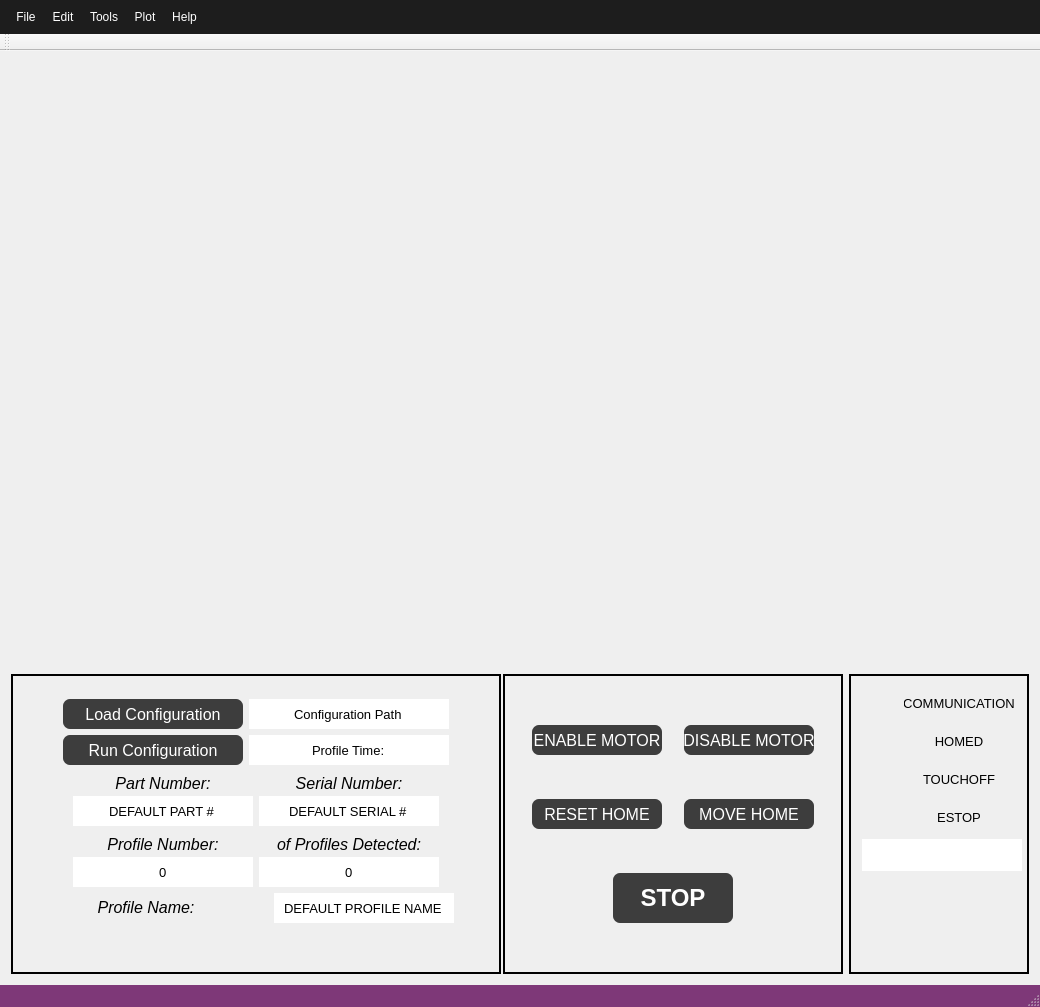
dmherrington/ECM-Control-System, file src/ECM_gui/ECM_controller_gui.ui: the form before one commit.
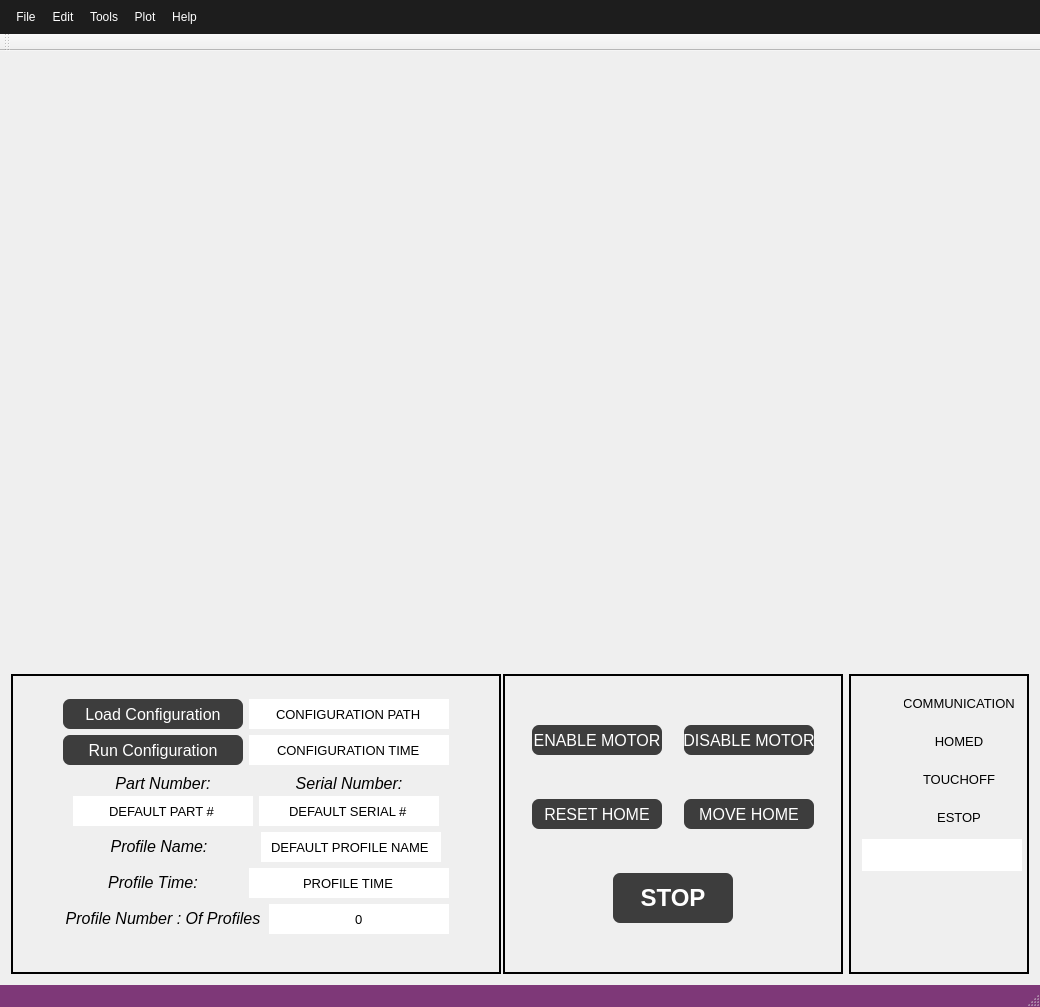
The form after the commit. Custom widgets are drawn as their Qt base class.

```diff
--- a/src/ECM_gui/ECM_controller_gui.ui
+++ b/src/ECM_gui/ECM_controller_gui.ui
@@ -179,7 +179,7 @@
       <property name="lineWidth">
        <number>2</number>
       </property>
-      <layout class="QGridLayout" name="gridLayout_2">
+      <layout class="QGridLayout" name="gridLayout_7">
        <item row="0" column="0">
         <layout class="QHBoxLayout" name="horizontalLayout_8">
          <property name="leftMargin">
@@ -276,11 +276,14 @@
                 <string extracomment="Number associated with the part and accompanying logging directory."/>
                </property>
                <property name="text">
-                <string>Configuration Path</string>
+                <string>CONFIGURATION PATH</string>
                </property>
                <property name="alignment">
                 <set>Qt::AlignCenter</set>
                </property>
+               <property name="readOnly">
+                <bool>true</bool>
+               </property>
               </widget>
              </item>
             </layout>
@@ -354,11 +357,14 @@
                 <string extracomment="Number associated with the part and accompanying logging directory."/>
                </property>
                <property name="text">
-                <string>Profile Time:</string>
+                <string>CONFIGURATION TIME</string>
                </property>
                <property name="alignment">
                 <set>Qt::AlignCenter</set>
                </property>
+               <property name="readOnly">
+                <bool>true</bool>
+               </property>
               </widget>
              </item>
             </layout>
@@ -396,8 +402,6 @@
           </spacer>
          </item>
          <item>
-          <layout class="QVBoxLayout" name="verticalLayout_8">
-           <item>
             <layout class="QHBoxLayout" name="horizontalLayout_3">
              <item>
               <layout class="QVBoxLayout" name="verticalLayout_4">
@@ -560,176 +564,6 @@
             </layout>
            </item>
            <item>
-            <layout class="QHBoxLayout" name="horizontalLayout_4">
-             <item>
-              <layout class="QVBoxLayout" name="verticalLayout_6">
-               <property name="spacing">
-                <number>0</number>
-               </property>
-               <item>
-                <widget class="QLabel" name="label_PartNumber_3">
-                 <property name="sizePolicy">
-                  <sizepolicy hsizetype="Fixed" vsizetype="Fixed">
-                   <horstretch>0</horstretch>
-                   <verstretch>0</verstretch>
-                  </sizepolicy>
-                 </property>
-                 <property name="minimumSize">
-                  <size>
-                   <width>180</width>
-                   <height>25</height>
-                  </size>
-                 </property>
-                 <property name="maximumSize">
-                  <size>
-                   <width>180</width>
-                   <height>25</height>
-                  </size>
-                 </property>
-                 <property name="font">
-                  <font>
-                   <pointsize>12</pointsize>
-                   <weight>50</weight>
-                   <italic>true</italic>
-                   <bold>false</bold>
-                  </font>
-                 </property>
-                 <property name="text">
-                  <string>Profile Number:</string>
-                 </property>
-                 <property name="alignment">
-                  <set>Qt::AlignCenter</set>
-                 </property>
-                </widget>
-               </item>
-               <item>
-                <widget class="QLineEdit" name="lineEdit_ExecutingProfileNumber">
-                 <property name="sizePolicy">
-                  <sizepolicy hsizetype="Fixed" vsizetype="Fixed">
-                   <horstretch>0</horstretch>
-                   <verstretch>0</verstretch>
-                  </sizepolicy>
-                 </property>
-                 <property name="minimumSize">
-                  <size>
-                   <width>180</width>
-                   <height>30</height>
-                  </size>
-                 </property>
-                 <property name="maximumSize">
-                  <size>
-                   <width>180</width>
-                   <height>30</height>
-                  </size>
-                 </property>
-                 <property name="font">
-                  <font>
-                   <pointsize>10</pointsize>
-                  </font>
-                 </property>
-                 <property name="toolTip">
-                  <string extracomment="Number associated with the part and accompanying logging directory."/>
-                 </property>
-                 <property name="statusTip">
-                  <string extracomment="Number associated with the part and accompanying logging directory."/>
-                 </property>
-                 <property name="text">
-                  <string>0</string>
-                 </property>
-                 <property name="alignment">
-                  <set>Qt::AlignCenter</set>
-                 </property>
-                </widget>
-               </item>
-              </layout>
-             </item>
-             <item>
-              <layout class="QVBoxLayout" name="verticalLayout_7">
-               <property name="spacing">
-                <number>0</number>
-               </property>
-               <item>
-                <widget class="QLabel" name="label_PartNumber_4">
-                 <property name="sizePolicy">
-                  <sizepolicy hsizetype="Fixed" vsizetype="Fixed">
-                   <horstretch>0</horstretch>
-                   <verstretch>0</verstretch>
-                  </sizepolicy>
-                 </property>
-                 <property name="minimumSize">
-                  <size>
-                   <width>180</width>
-                   <height>25</height>
-                  </size>
-                 </property>
-                 <property name="maximumSize">
-                  <size>
-                   <width>180</width>
-                   <height>25</height>
-                  </size>
-                 </property>
-                 <property name="font">
-                  <font>
-                   <pointsize>12</pointsize>
-                   <weight>50</weight>
-                   <italic>true</italic>
-                   <bold>false</bold>
-                  </font>
-                 </property>
-                 <property name="text">
-                  <string>of Profiles Detected:</string>
-                 </property>
-                 <property name="alignment">
-                  <set>Qt::AlignCenter</set>
-                 </property>
-                </widget>
-               </item>
-               <item>
-                <widget class="QLineEdit" name="lineEdit_OfProfilesDetected">
-                 <property name="sizePolicy">
-                  <sizepolicy hsizetype="Fixed" vsizetype="Fixed">
-                   <horstretch>0</horstretch>
-                   <verstretch>0</verstretch>
-                  </sizepolicy>
-                 </property>
-                 <property name="minimumSize">
-                  <size>
-                   <width>180</width>
-                   <height>30</height>
-                  </size>
-                 </property>
-                 <property name="maximumSize">
-                  <size>
-                   <width>180</width>
-                   <height>30</height>
-                  </size>
-                 </property>
-                 <property name="font">
-                  <font>
-                   <pointsize>10</pointsize>
-                  </font>
-                 </property>
-                 <property name="toolTip">
-                  <string extracomment="Number associated with the part and accompanying logging directory."/>
-                 </property>
-                 <property name="statusTip">
-                  <string extracomment="Number associated with the part and accompanying logging directory."/>
-                 </property>
-                 <property name="text">
-                  <string>0</string>
-                 </property>
-                 <property name="alignment">
-                  <set>Qt::AlignCenter</set>
-                 </property>
-                </widget>
-               </item>
-              </layout>
-             </item>
-            </layout>
-           </item>
-          </layout>
-         </item>
-         <item>
           <spacer name="horizontalSpacer">
            <property name="orientation">
             <enum>Qt::Horizontal</enum>
@@ -745,6 +579,8 @@
         </layout>
        </item>
        <item row="2" column="0">
+        <layout class="QGridLayout" name="gridLayout_2">
+         <item row="0" column="0">
         <layout class="QHBoxLayout" name="horizontalLayout_9">
          <item>
           <widget class="QLabel" name="label_ProfileName">
@@ -813,7 +649,176 @@
            <property name="alignment">
             <set>Qt::AlignCenter</set>
            </property>
-          </widget>
+             <property name="readOnly">
+              <bool>true</bool>
+             </property>
+            </widget>
+           </item>
+          </layout>
+         </item>
+         <item row="1" column="0">
+          <layout class="QHBoxLayout" name="horizontalLayout_10">
+           <item>
+            <widget class="QLabel" name="label_ProfileTime">
+             <property name="sizePolicy">
+              <sizepolicy hsizetype="Fixed" vsizetype="Fixed">
+               <horstretch>0</horstretch>
+               <verstretch>0</verstretch>
+              </sizepolicy>
+             </property>
+             <property name="minimumSize">
+              <size>
+               <width>180</width>
+               <height>25</height>
+              </size>
+             </property>
+             <property name="maximumSize">
+              <size>
+               <width>180</width>
+               <height>25</height>
+              </size>
+             </property>
+             <property name="font">
+              <font>
+               <pointsize>12</pointsize>
+               <weight>50</weight>
+               <italic>true</italic>
+               <bold>false</bold>
+              </font>
+             </property>
+             <property name="text">
+              <string>Profile Time:</string>
+             </property>
+             <property name="alignment">
+              <set>Qt::AlignCenter</set>
+             </property>
+            </widget>
+           </item>
+           <item>
+            <widget class="QLineEdit" name="lineEdit_ProfileTime">
+             <property name="sizePolicy">
+              <sizepolicy hsizetype="Fixed" vsizetype="Fixed">
+               <horstretch>0</horstretch>
+               <verstretch>0</verstretch>
+              </sizepolicy>
+             </property>
+             <property name="minimumSize">
+              <size>
+               <width>200</width>
+               <height>30</height>
+              </size>
+             </property>
+             <property name="maximumSize">
+              <size>
+               <width>400</width>
+               <height>30</height>
+              </size>
+             </property>
+             <property name="font">
+              <font>
+               <pointsize>10</pointsize>
+              </font>
+             </property>
+             <property name="toolTip">
+              <string extracomment="Number associated with the part and accompanying logging directory."/>
+             </property>
+             <property name="statusTip">
+              <string extracomment="Number associated with the part and accompanying logging directory."/>
+             </property>
+             <property name="text">
+              <string>PROFILE TIME</string>
+             </property>
+             <property name="alignment">
+              <set>Qt::AlignCenter</set>
+             </property>
+             <property name="readOnly">
+              <bool>true</bool>
+             </property>
+            </widget>
+           </item>
+          </layout>
+         </item>
+         <item row="2" column="0">
+          <layout class="QHBoxLayout" name="horizontalLayout_11">
+           <item>
+            <widget class="QLabel" name="label_ExecutingProfileNumber">
+             <property name="sizePolicy">
+              <sizepolicy hsizetype="Fixed" vsizetype="Fixed">
+               <horstretch>0</horstretch>
+               <verstretch>0</verstretch>
+              </sizepolicy>
+             </property>
+             <property name="minimumSize">
+              <size>
+               <width>180</width>
+               <height>25</height>
+              </size>
+             </property>
+             <property name="maximumSize">
+              <size>
+               <width>225</width>
+               <height>25</height>
+              </size>
+             </property>
+             <property name="font">
+              <font>
+               <pointsize>12</pointsize>
+               <weight>50</weight>
+               <italic>true</italic>
+               <bold>false</bold>
+              </font>
+             </property>
+             <property name="text">
+              <string>Profile Number : Of Profiles</string>
+             </property>
+             <property name="alignment">
+              <set>Qt::AlignCenter</set>
+             </property>
+            </widget>
+           </item>
+           <item>
+            <widget class="QLineEdit" name="lineEdit_ExecutingProfileNumber">
+             <property name="sizePolicy">
+              <sizepolicy hsizetype="Fixed" vsizetype="Fixed">
+               <horstretch>0</horstretch>
+               <verstretch>0</verstretch>
+              </sizepolicy>
+             </property>
+             <property name="minimumSize">
+              <size>
+               <width>180</width>
+               <height>30</height>
+              </size>
+             </property>
+             <property name="maximumSize">
+              <size>
+               <width>180</width>
+               <height>30</height>
+              </size>
+             </property>
+             <property name="font">
+              <font>
+               <pointsize>10</pointsize>
+              </font>
+             </property>
+             <property name="toolTip">
+              <string extracomment="Number associated with the part and accompanying logging directory."/>
+             </property>
+             <property name="statusTip">
+              <string extracomment="Number associated with the part and accompanying logging directory."/>
+             </property>
+             <property name="text">
+              <string>0</string>
+             </property>
+             <property name="alignment">
+              <set>Qt::AlignCenter</set>
+             </property>
+             <property name="readOnly">
+              <bool>true</bool>
+             </property>
+            </widget>
+           </item>
+          </layout>
          </item>
         </layout>
        </item>
@@ -824,8 +829,8 @@
          </property>
          <property name="sizeHint" stdset="0">
           <size>
-           <width>20</width>
-           <height>20</height>
+           <width>5</width>
+           <height>5</height>
           </size>
          </property>
         </spacer>
```
Left out of the diff: 2 changed lines with no effect on the pictures. Lines whose indentation alone changed are shown as unchanged.
